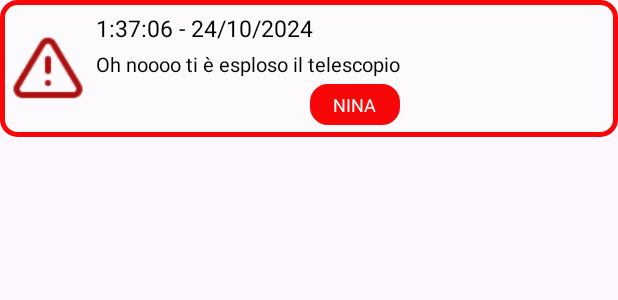
After one commit to martinabruni/SkyAlertV2, an Android app: the layout alert_item.xml on its own in the app's theme, with its tools: preview values and no code run, on a phone screen of 412 x 824 dp. The commit adds this screen. Shown: the top 300 px of the screen. Run offline under Robolectric (Android 15) with nearby library versions, the phone set to English and light mode, and no system bars.

Commit message:
linked topic and alert formats

```diff
--- a/app/src/main/java/com/project/skyalert/activities/MainActivity.java
+++ b/app/src/main/java/com/project/skyalert/activities/MainActivity.java
@@ -8,7 +8,7 @@ import androidx.activity.EdgeToEdge;
 import androidx.appcompat.app.AppCompatActivity;
 
 import com.project.skyalert.R;
-import com.project.skyalert.UIManager;
+import com.project.skyalert.ui.UIManager;
 
 public class MainActivity extends AppCompatActivity implements View.OnClickListener {
 
@@ -23,6 +23,6 @@ public class MainActivity extends AppCompatActivity implements View.OnClickListe
 
     @Override
     public void onClick(View v) {
-        UIManager.loadNextActivity(this,Screen1Activity.class);
+        UIManager.loadNextActivity(this, Screen1Activity.class);
     }
 }
--- a/app/src/main/java/com/project/skyalert/activities/Screen1Activity.java
+++ b/app/src/main/java/com/project/skyalert/activities/Screen1Activity.java
@@ -11,7 +11,7 @@ import androidx.appcompat.app.AppCompatActivity;
 import com.project.skyalert.MqttHandlerFacade;
 import com.project.skyalert.NotificationHelper;
 import com.project.skyalert.R;
-import com.project.skyalert.UIManager;
+import com.project.skyalert.ui.UIManager;
 
 public class Screen1Activity extends AppCompatActivity implements View.OnClickListener {
     private EditText ipAddress;
--- /dev/null
+++ b/app/src/main/res/layout/alert_item.xml
@@ -0,0 +1,60 @@
+<?xml version="1.0" encoding="utf-8"?>
+<LinearLayout
+    xmlns:android="http://schemas.android.com/apk/res/android"
+    android:layout_width="match_parent"
+    android:layout_height="wrap_content"
+    android:layout_marginBottom="8dp"
+    android:background="@drawable/alertred"
+    android:gravity="center_vertical"
+    android:orientation="horizontal"
+    android:padding="8dp">
+
+    <!-- Icon/ImageView -->
+    <ImageView
+        android:id="@+id/alertIcon"
+        android:layout_width="wrap_content"
+        android:layout_height="wrap_content"
+        android:layout_marginEnd="8dp"
+        android:contentDescription="@string/alertD"
+        android:src="@drawable/triangolo" />
+
+    <!-- Inner layout for text -->
+    <LinearLayout
+        android:layout_width="wrap_content"
+        android:layout_height="wrap_content"
+        android:orientation="vertical">
+
+        <!-- Data TextView -->
+        <TextView
+            android:id="@+id/dataTextView"
+            android:layout_width="wrap_content"
+            android:layout_height="wrap_content"
+            android:text="@string/data"
+            android:textColor="@android:color/black"
+            android:textSize="15sp" />
+
+        <!-- Message TextView -->
+        <TextView
+            android:id="@+id/messageTextView"
+            android:layout_width="wrap_content"
+            android:layout_height="wrap_content"
+            android:layout_marginTop="4dp"
+            android:text="@string/message"
+            android:textColor="@android:color/black"
+            android:textSize="13sp" />
+
+        <!-- Topic TextView -->
+        <TextView
+            android:id="@+id/topicTextView"
+            android:layout_width="wrap_content"
+            android:layout_height="wrap_content"
+            android:layout_gravity="end"
+            android:layout_marginTop="4dp"
+            android:background="@drawable/label_background_red"
+            android:paddingHorizontal="15dp"
+            android:paddingVertical="5dp"
+            android:text="@string/topic2"
+            android:textColor="@android:color/white"
+            android:textSize="12sp" />
+    </LinearLayout>
+</LinearLayout>
--- a/app/src/main/res/values/strings.xml
+++ b/app/src/main/res/values/strings.xml
@@ -17,7 +17,7 @@
 
     <string name="data">1:37:06 - 24/10/2024</string>
     <string name="button_disconnect">Disconnect</string>
-    <string name="nina">NINA</string>
+    <string name="topic2">NINA</string>
     <string name="nina2">Nina</string>
 
     <string name="dashboardSelected">dashboard selected</string>
```
Also changed, not shown: app/src/main/java/com/project/skyalert/MqttHandlerFacade.java (+10 -6 lines), app/src/main/java/com/project/skyalert/UIManager.java (deleted, +0 -35 lines), app/src/main/java/com/project/skyalert/activities/Screen2Activity.java (+18 -10 lines), app/src/main/java/com/project/skyalert/activities/SubscribeActivity.java (+14 -11 lines), app/src/main/java/com/project/skyalert/ui/UIManager.java (added, +34 -0 lines), app/src/main/java/com/project/skyalert/ui/ViewBinder.java (added, +10 -0 lines), app/src/main/java/com/project/skyalert/ui/layouts/AlertItem.java (added, +17 -0 lines), app/src/main/java/com/project/skyalert/ui/layouts/TopicItem.java (added, +12 -0 lines), app/src/main/res/layout/activity_screen2.xml (+0 -51 lines), app/src/main/res/layout/activity_subscribe.xml (+0 -23 lines), app/src/main/res/layout/topic_item.xml (added, +29 -0 lines).
